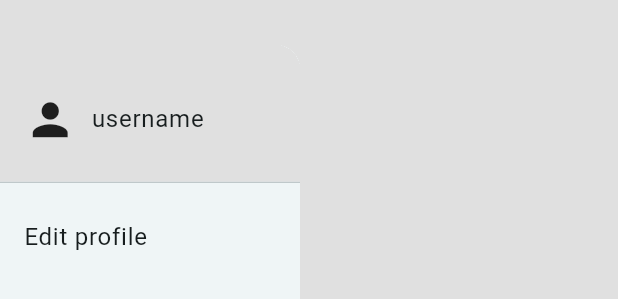
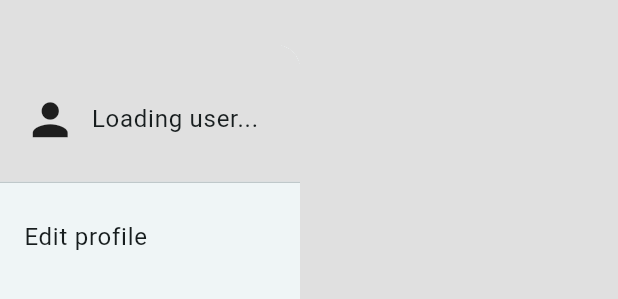
Before and after one commit to Siripongapr/devicial_mobile, a Flutter app: the SideBar widget shown alone on an empty page, opened directly, on a phone screen of 412 x 824 dp. Shown: the top 299 px of the screen. Run offline on Flutter 3.47's test engine with Material 3 defaults, Android fonts, the phone set to English and light mode, and no system bars; our stand-ins replace bloc, cookie_jar, dio, dio_cookie_manager, equatable, flutter_bloc.

Commit message:
feat : implement login and fetch user

```diff
--- /dev/null
+++ b/lib/blocs/login/login_cubit.dart
@@ -0,0 +1,25 @@
+import 'package:bloc/bloc.dart';
+import 'package:devicial_mobile/models/users.dart';
+import 'package:devicial_mobile/repository/auth.dart';
+import 'package:equatable/equatable.dart';
+
+part 'login_state.dart';
+
+class LoginCubit extends Cubit<LoginState> {
+  Auth authRepo;
+  LoginCubit(this.authRepo) : super(LoginInitial());
+  void login(String username, String password) async {
+    emit(LoginLoading());
+    try {
+      await authRepo.login(username, password);
+      final info = await authRepo.getInfo();
+      emit(LoginSuccess(user: info));
+    } catch (e) {
+      emit(LoginError());
+    }
+  }
+
+  void resetState() {
+    emit(LoginInitial());
+  }
+}
--- /dev/null
+++ b/lib/blocs/login/login_state.dart
@@ -0,0 +1,19 @@
+part of 'login_cubit.dart';
+
+sealed class LoginState extends Equatable {
+  const LoginState();
+
+  @override
+  List<Object> get props => [];
+}
+
+final class LoginInitial extends LoginState {}
+
+final class LoginLoading extends LoginState {}
+
+final class LoginSuccess extends LoginState {
+  UserModel user;
+  LoginSuccess({required this.user});
+}
+
+final class LoginError extends LoginState {}
--- a/lib/materials/widget/sidebar.dart
+++ b/lib/materials/widget/sidebar.dart
@@ -1,5 +1,7 @@
+import 'package:devicial_mobile/blocs/login/login_cubit.dart';
 import 'package:devicial_mobile/materials/color.dart';
 import 'package:flutter/material.dart';
+import 'package:flutter_bloc/flutter_bloc.dart';
 
 class SideBar extends StatelessWidget {
   const SideBar({Key? key, this.username = 'username'}) : super(key: key);
@@ -35,7 +37,20 @@ class SideBar extends StatelessWidget {
                             const SizedBox(
                               width: 10,
                             ),
-                            Text(username),
+                            BlocBuilder<LoginCubit, LoginState>(
+                              builder: (context, state) {
+                                if (state is LoginInitial ||
+                                    state is LoginLoading) {
+                                  return Text('Loading user...');
+                                } else if (state is LoginSuccess) {
+                                  return Text(state.user.username);
+                                } else if (state is LoginError) {
+                                  return Text('Error loading user');
+                                } else {
+                                  return Text('Unknown state');
+                                }
+                              },
+                            ),
                           ],
                         ),
                       ),
--- /dev/null
+++ b/lib/models/users.dart
@@ -0,0 +1,21 @@
+class UserModel {
+  final String username;
+  final String email;
+  final String gender;
+  final String birthDate;
+
+  UserModel(
+      {required this.username,
+      required this.email,
+      required this.gender,
+      required this.birthDate});
+
+  factory UserModel.fromJson(Map<String, dynamic> json) {
+    return UserModel(
+      username: json['username'],
+      email: json['email'],
+      gender: json['gender'],
+      birthDate: json['birth_date'],
+    );
+  }
+}
```
Also changed, not shown: lib/blocs/register/register_cubit.dart (added, +8 -0 lines), lib/blocs/register/register_state.dart (added, +10 -0 lines), lib/main.dart (+11 -2 lines), lib/repository/auth.dart (added, +92 -0 lines), lib/repository/login.dart (deleted, +0 -51 lines), lib/screen/login/login_page.dart (+42 -12 lines), lib/repository/get_info.dart (deleted).
